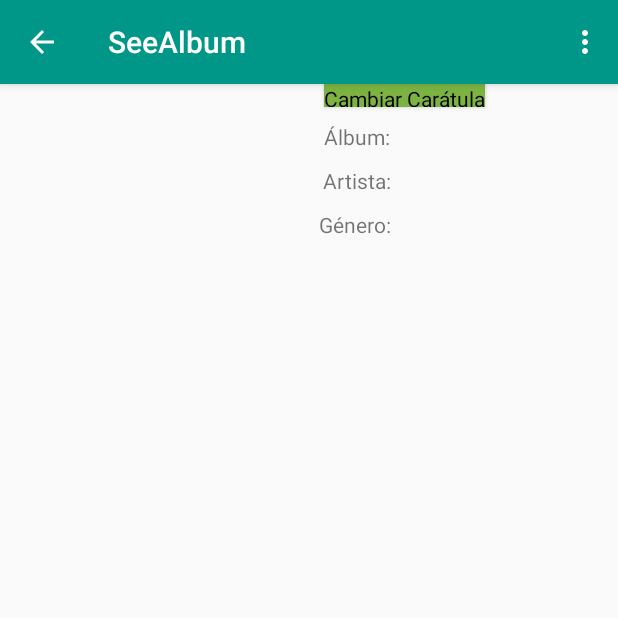
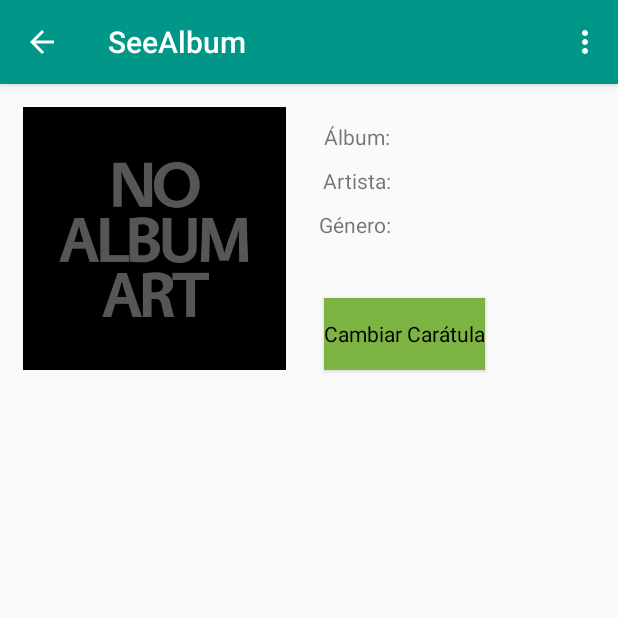
Before and after one commit to UNIZAR-30226-2016-07/sevenbeats, an Android app: the SeeAlbum screen opened directly, with no data from a screen before it, on a phone screen of 412 x 824 dp, the top half of it. Run offline under Robolectric (Android 15) with nearby library versions, the phone set to English and light mode, and no system bars; 6 statements that could not run were skipped.

Commit message:
Arregladas cosas de SeeAlbum

```diff
--- a/app/src/main/java/sevenbits/sevenbeats/BaseDatosAdapter.java
+++ b/app/src/main/java/sevenbits/sevenbeats/BaseDatosAdapter.java
@@ -318,7 +318,7 @@
 
         return mDb.query(true,DATABASE_TABLE_CANCIONES,
                 new String[] {"_id","titulo","duracion","valoracion","album"},
-                "album = "+rowId, null, null, null, null, null);
+                "album = '"+rowId+"'", null, null, null, null, null);
     }
 
     /*
--- a/app/src/main/java/sevenbits/sevenbeats/SeeAlbum.java
+++ b/app/src/main/java/sevenbits/sevenbeats/SeeAlbum.java
@@ -8,6 +8,7 @@
 import android.support.v7.app.AppCompatActivity;
 import android.os.Bundle;
 import android.text.InputType;
+import android.util.Log;
 import android.view.Menu;
 import android.database.Cursor;
 import android.view.MenuItem;
@@ -30,6 +31,8 @@
     private BaseDatosAdapter dbHelper;
     private Cursor mNotesCursor;
     private ListView mList;
+    private Button button;
+    private ImageView imagen;
 
     public static String imagenDefecto = "drawable://defaultimage.jpg";
 
@@ -53,13 +56,14 @@
             -Lista de cancciones, genero de una de ellas, caratula y artista*/
         fillData(idAlbum);
 
+        query.moveToFirst();
 
         final String nombreAlbum = query.getString(query.getColumnIndexOrThrow("titulo")); // PENDIENTES
         final String rutaImagen= query.getString(query.getColumnIndexOrThrow("ruta"));;//= dbHelper.imagen(nombreAlbum);
         final String artista= query.getString(query.getColumnIndexOrThrow("artista"));;//= dbHelper.artista(nombreAlbum);
         query = dbHelper.fetchCancionByAlbum(idAlbum);
         query.moveToFirst();
-        String genero= query.getString(query.getColumnIndexOrThrow("genero"));//= dbHelper.generos(nombreAlbum).getString(1);
+        String genero="";//= query.getString(query.getColumnIndexOrThrow("genero"));//= dbHelper.generos(nombreAlbum).getString(1);
 
         /*Asigno cada valor a sus correspondientes variables*/
         TextView asignador = (TextView)findViewById(R.id.nombreAlbum);
@@ -72,18 +76,20 @@
         asignador.setText(genero);
 
         /*Si no hay caratula, enseñar imagen por defecto*/
-        ImageView imagen = (ImageView)findViewById(R.id.imageViewAlbum);
-        if ( rutaImagen != null ){
+        imagen = (ImageView)findViewById(R.id.imageViewAlbum);
+        if ( rutaImagen != null && !rutaImagen.equals("poner ruta")){
             imagen.setImageURI(Uri.parse(rutaImagen));
         }
         else{
-            imagen.setImageURI(Uri.parse(imagenDefecto));
+            imagen.setImageURI(Uri.parse("android.resource://"+"sevenbits.sevenbeats"+"/"+"drawable/default_image"));
         }
 
         final Context activity = this;
         final EditText txtUrl = new EditText(activity);
+        button = (Button) findViewById(R.id.buttonAlbum);
 
-        final Button button = (Button) findViewById(R.id.buttonAlbum);
+        Log.d("Debug",button.getText().toString());
+        Log.d("Debug", "Aqui entrada");
         button.setOnClickListener(new View.OnClickListener() {
 
             public void onClick(View v) {
@@ -91,7 +97,7 @@
                 //Si se pulsa el boton se abre una caja de texto para introducir la URL.
 
                 txtUrl.setHint("Pon aqui la url de la imagen");
-
+                Log.d("Debug", "Aqui3");
                 new AlertDialog.Builder(activity)
                         .setTitle("Cargar caratula")
                         .setMessage("Escribe la caratula de la imagen para poderla descargar")
@@ -100,7 +106,8 @@
                             public void onClick(DialogInterface dialog, int whichButton) {
                                 String url = txtUrl.getText().toString();
                                 ponerCaratula(url, idAlbum, nombreAlbum, artista);
-                                ImageView imagen = (ImageView)findViewById(R.id.imageViewAlbum);
+                                Log.d("Debug", "Aqui");
+                                Log.d("Debug", "Aqui2");
                                 imagen.setImageURI(Uri.parse(rutaImagen));
 
                             }
@@ -113,6 +120,7 @@
                         .show();
             }
         });
+        Log.d("Debug","Aqui salida");
 
     }
 
@@ -177,14 +185,13 @@
     private void fillData(long album) {
 
         Cursor notesCursor = dbHelper.fetchCancionByAlbum(album);
-        startManagingCursor(notesCursor);
+        String[] from = { "titulo" };
 
-        String[] from = new String[] { "titulo" };
-
-        int[] to = new int[] { 0 };
+        int[] to= {R.id.MainActivity_texto_testolista};
 
         SimpleCursorAdapter notes =
-            new SimpleCursorAdapter(this, R.id.listSongsAlbum, notesCursor, from, to);
+            new SimpleCursorAdapter(this, R.layout.main_activity_list, notesCursor, from, to);
         mList.setAdapter(notes);
+
     }
 }
```
Also changed, not shown: 1 other file.
